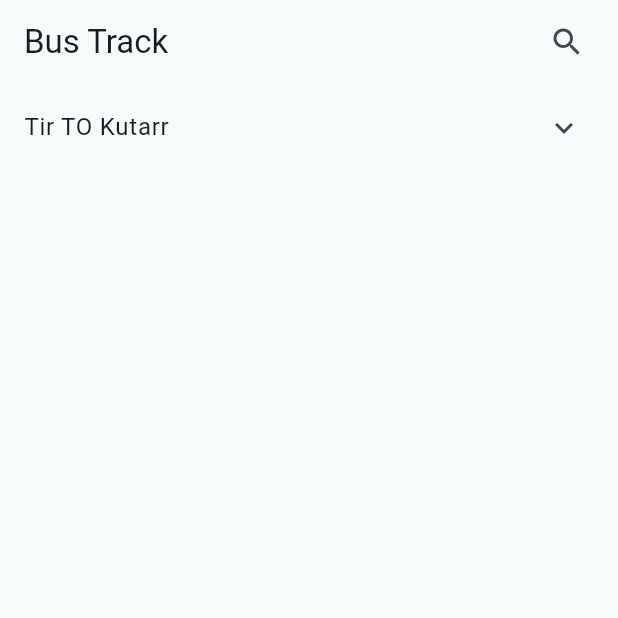
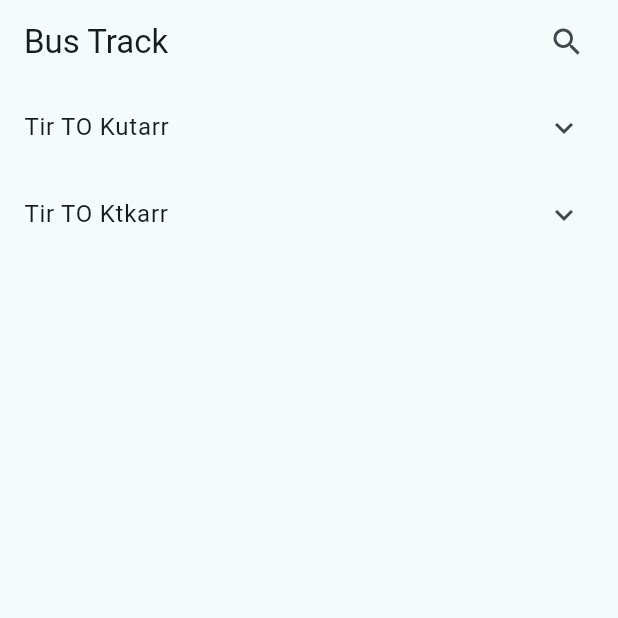
Before and after one commit to jShubh-AD/Bus_Tracking, a Flutter app: the screen it shows after launch, on a phone screen of 412 x 824 dp, the top half of it. Run offline on Flutter 3.47's test engine with Material 3 defaults, Android fonts, the phone set to English and light mode, and no system bars; our stand-ins replace bloc, equatable, flutter_bloc.

```diff
--- a/lib/features/dashboard/presentation/view/homepage.dart
+++ b/lib/features/dashboard/presentation/view/homepage.dart
@@ -45,10 +45,13 @@ class _HomepageState extends State<Homepage> {
 
              final data = state.busStops;
 
-             return ExpansionTile(
+             return Column(
+               children: [
+                 ExpansionTile(
                    title: Text('Tir TO Kutarr'),
                    children: [
                      ListView.builder(
+                         physics: NeverScrollableScrollPhysics(),
                          shrinkWrap: true,
                          itemCount: (data['tirTOkutarr'] as List).length,
                          itemBuilder: (context, index){
@@ -56,11 +59,33 @@ class _HomepageState extends State<Homepage> {
                              title: Text(data['tirTOkutarr'][index].toString(),style: TextStyle(color: Colors.black),),
                              subtitle: Text("stop description"),
                              onTap: (){
-
+                               // TODO : add navigation to details page
                              },
                            );
                          }
                      )
+                   ],
+                 ),
+              //   SizedBox(height: 10),
+                 ExpansionTile(
+                   title: Text('Tir TO Ktkarr'),
+                   children: [
+                     ListView.builder(
+                       physics: NeverScrollableScrollPhysics(),
+                         shrinkWrap: true,
+                         itemCount: (data['tirtoktkarr'] as List).length,
+                         itemBuilder: (context, index){
+                           return ListTile(
+                             title: Text(data['tirtoktkarr'][index].toString(),style: TextStyle(color: Colors.black),),
+                             subtitle: Text("stop description"),
+                             onTap: (){
+                               // TODO : add navigation to details page
+                             },
+                           );
+                         }
+                     )
+                   ],
+                 ),
                ],
              );
            }
```
Also changed, not shown: lib/features/search/search_page.dart (+121 -5 lines). Lines whose indentation alone changed are shown as unchanged.
